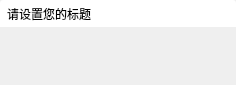
Before: the Qt Designer form BookEditor/gui/TopWindow.ui in xtuer/Qt, drawn with Qt 5.
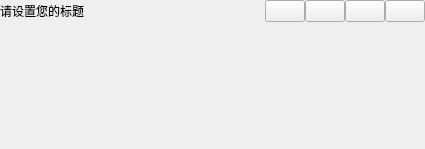
After: the same form once the commit is applied. Icons and pictures are not drawn.

Diff of the .ui file:
```diff
--- a/BookEditor/gui/TopWindow.ui
+++ b/BookEditor/gui/TopWindow.ui
@@ -6,85 +6,15 @@
    <rect>
     <x>0</x>
     <y>0</y>
-    <width>236</width>
-    <height>85</height>
+    <width>425</width>
+    <height>149</height>
    </rect>
   </property>
   <property name="windowTitle">
    <string>TopWindow</string>
   </property>
   <property name="styleSheet">
-   <string notr="true">#titleBar {
-    background: white;
-    border-top-left-radius: 3px;
-    border-top-right-radius: 3px;
-}
-
-#titleBar #titleLabel {
-    padding-left: 4px;
-}
-
-#titleBar QPushButton  {
-    border: none;
-    min-width: 25px;
-    max-width: 25px;
-    min-height: 27px;
-    max-height: 27px;
-    padding: 0;
-    margin: 0;
-    border-width: 0 0 0 0;
-}
-
-#titleBar #minButton {
-    border-image: url(:/image/top-window/min.png) 0 0 0 0 stretch stretch;
-}
-#titleBar #minButton:hover {
-    border-image: url(:/image/top-window/min-hover.png) 0 0 0 0 stretch stretch;
-}
-#titleBar #minButton:pressed {
-    border-image: url(:/image/top-window/min-pressed.png) 0 0 0 0 stretch stretch;
-}
-
-#titleBar #maxButton {
-    border-image: url(:/image/top-window/max.png) 0 0 0 0 stretch stretch;
-}
-#titleBar #maxButton:hover {
-    border-image: url(:/image/top-window/max-hover.png) 0 0 0 0 stretch stretch;
-}
-
-#titleBar #maxButton:pressed {
-    border-image: url(:/image/top-window/max-pressed.png) 0 0 0 0 stretch stretch;
-}
-
-#titleBar #restoreButton {
-    border-image: url(:/image/top-window/restore.png) 0 0 0 0 stretch stretch;
-}
-#titleBar #restoreButton:hover {
-    border-image: url(:/image/top-window/restore-hover.png) 0 0 0 0 stretch stretch;
-}
-
-#titleBar #restoreButton:pressed {
-    border-image: url(:/image/top-window/restore-pressed.png) 0 0 0 0 stretch stretch;
-}
-
-#titleBar #closeButton {
-    border-image: url(:/image/top-window/close.png) 0 0 0 0 stretch stretch;
-}
-#titleBar #closeButton:hover {
-    border-image: url(:/image/top-window/close-hover.png) 0 0 0 0 stretch stretch;
-}
-
-#titleBar #closeButton:pressed {
-    border-image: url(:/image/top-window/close-pressed.png) 0 0 0 0 stretch stretch;
-}
-
-QSizeGrip {
-    width: 12px;
-    height: 12px;
-    border-width: 0 0 0 0;
-    border-image: url(:/image/top-window/size-grip.png) 0 0 0 0 stretch stretch;
-}
-</string>
+   <string notr="true"/>
   </property>
   <layout class="QGridLayout" name="gridLayout">
    <property name="leftMargin">
@@ -119,31 +49,24 @@
       </property>
       <item>
        <widget class="QLabel" name="titleLabel">
+        <property name="sizePolicy">
+         <sizepolicy hsizetype="Expanding" vsizetype="Preferred">
+          <horstretch>0</horstretch>
+          <verstretch>0</verstretch>
+         </sizepolicy>
+        </property>
         <property name="text">
          <string>请设置您的标题</string>
         </property>
        </widget>
       </item>
-      <item>
-       <spacer name="horizontalSpacer">
-        <property name="orientation">
-         <enum>Qt::Horizontal</enum>
-        </property>
-        <property name="sizeHint" stdset="0">
-         <size>
-          <width>234</width>
-          <height>20</height>
-         </size>
-        </property>
-       </spacer>
-      </item>
       <item>
        <widget class="QPushButton" name="minButton">
         <property name="text">
          <string/>
         </property>
         <property name="flat">
-         <bool>true</bool>
+         <bool>false</bool>
         </property>
        </widget>
       </item>
@@ -153,7 +76,7 @@
          <string/>
         </property>
         <property name="flat">
-         <bool>true</bool>
+         <bool>false</bool>
         </property>
        </widget>
       </item>
@@ -163,7 +86,7 @@
          <string/>
         </property>
         <property name="flat">
-         <bool>true</bool>
+         <bool>false</bool>
         </property>
        </widget>
       </item>
@@ -173,7 +96,7 @@
          <string/>
         </property>
         <property name="flat">
-         <bool>true</bool>
+         <bool>false</bool>
         </property>
        </widget>
       </item>
```
